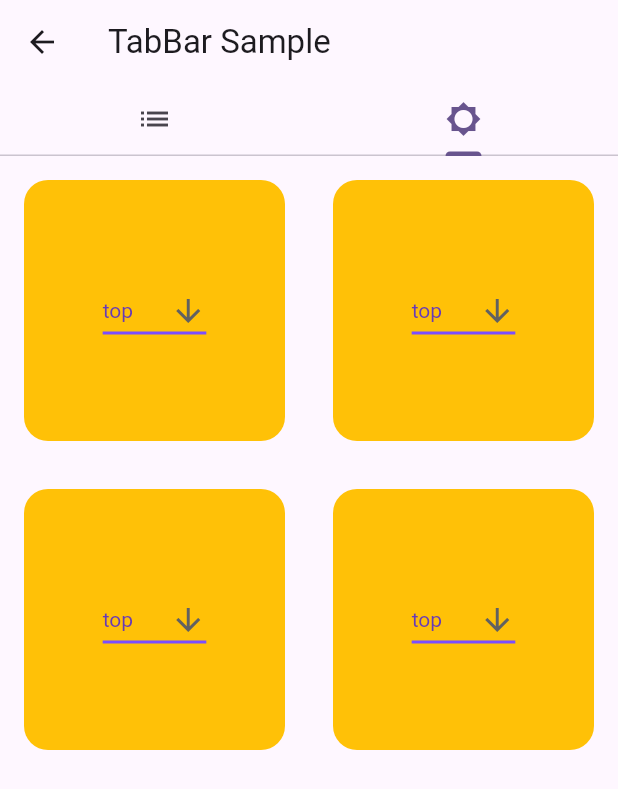
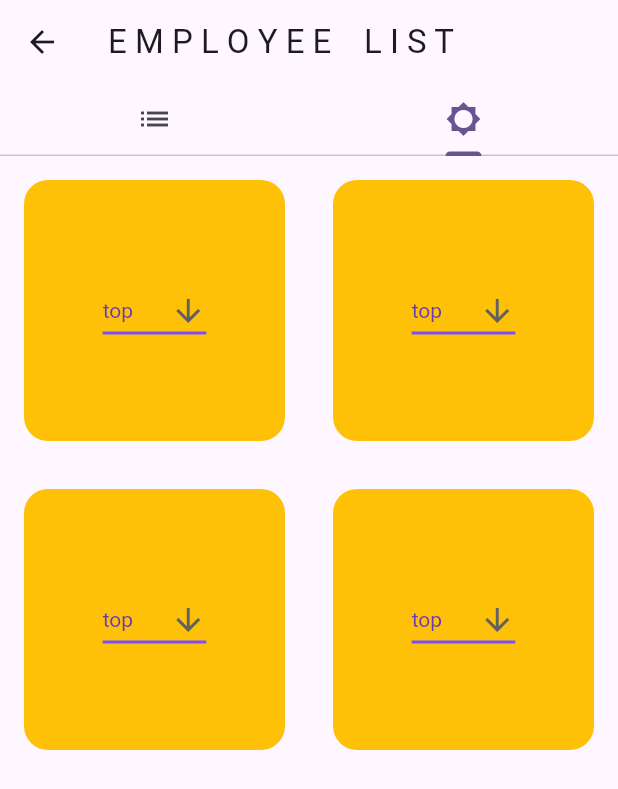
Before and after one commit to SanwarJW/employee_management_first_task, a Flutter app: the HomeWithTopMenu screen opened directly, tab 2 chosen, on a phone screen of 412 x 824 dp. Shown: the top 789 px of the screen. Run offline on Flutter 3.47's test engine with Material 3 defaults, Android fonts, the light colour scheme and no system bars; our stand-ins replace bloc, equatable, flutter_bloc, lottie, shared_preferences, sqflite; missing offline and left inert: date_format_field, rotated_corner_decoration; accounts and stored records are empty.

Commit message:
change menu title

```diff
--- a/lib/presentationLayer/menu_home_settings/ui/widgets.dart/menu/home_with_bottom_menu.dart
+++ b/lib/presentationLayer/menu_home_settings/ui/widgets.dart/menu/home_with_bottom_menu.dart
@@ -53,7 +53,7 @@ class _BottomNavigationBarExampleState
   Widget build(BuildContext context) {
     return Scaffold(
       appBar: AppBar(
-        title: const Text('BottomNavigationBar Sample'),
+        title: const Text('E M P L O Y E E    L I S T'),
       ),
       body: Center(
         child: _widgetOptions.elementAt(_selectedIndex),
--- a/lib/presentationLayer/menu_home_settings/ui/widgets.dart/menu/home_with_top_menu.dart
+++ b/lib/presentationLayer/menu_home_settings/ui/widgets.dart/menu/home_with_top_menu.dart
@@ -22,7 +22,7 @@ class _HomeWithTopMenuState extends State<HomeWithTopMenu> {
       length: 2,
       child: Scaffold(
         appBar: AppBar(
-          title: const Text('TabBar Sample'),
+          title: const Text('E M P L O Y E E    L I S T'),
           bottom: const TabBar(
             tabs: <Widget>[
               // Tab(
```
